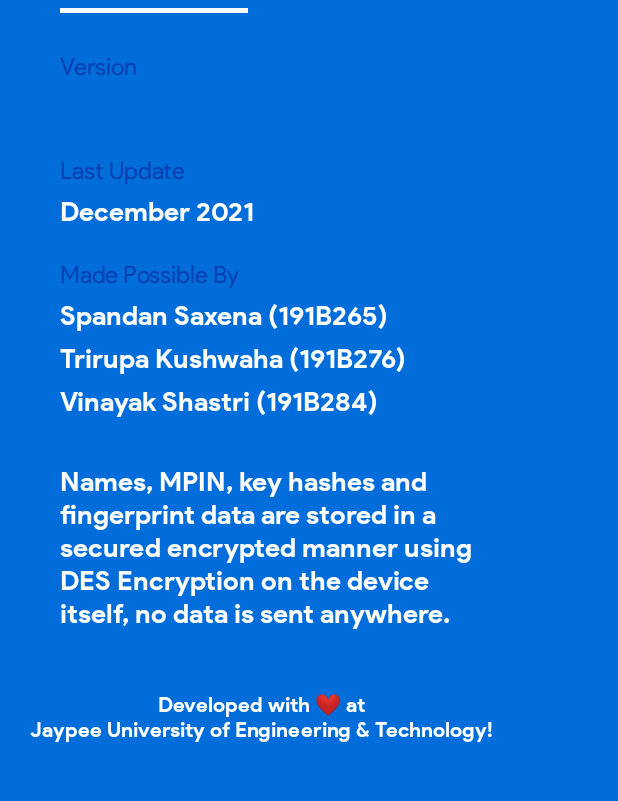
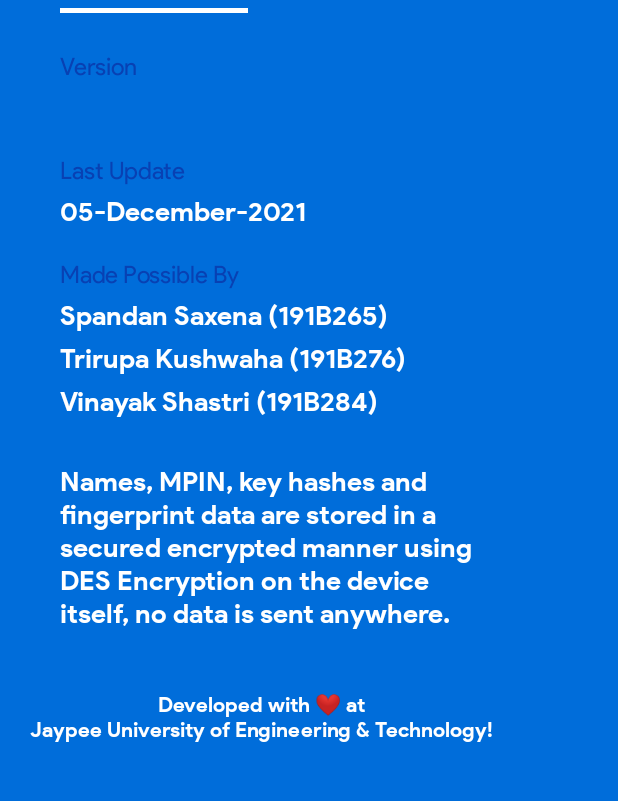
Before and after one commit to the-rebooted-coder/Vault-y, an Android app: the About screen opened directly, with no data from a screen before it, on a phone screen of 412 x 824 dp, the part 155-956 px from its top. Run offline under Robolectric (Android 15) with nearby library versions, the phone set to English and light mode, and no system bars.

Commit message:
Created add notes option

```diff
--- a/app/build.gradle
+++ b/app/build.gradle
@@ -10,7 +10,7 @@ android {
         minSdk 24
         targetSdk 31
         versionCode 1
-        versionName "OSS-Lab-V1"
+        versionName "OSS-Lab-V1-Release"
 
         testInstrumentationRunner "androidx.test.runner.AndroidJUnitRunner"
     }
--- a/app/src/main/java/com/onesilicondiode/vault_y/About.java
+++ b/app/src/main/java/com/onesilicondiode/vault_y/About.java
@@ -12,10 +12,16 @@ import android.os.VibrationEffect;
 import android.os.Vibrator;
 import android.widget.TextView;
 
+import java.text.DateFormat;
+import java.text.SimpleDateFormat;
+import java.util.Calendar;
+import java.util.Date;
+import java.util.Locale;
+
 public class About extends AppCompatActivity {
     PackageManager manager;
     PackageInfo info;
-    TextView versionName;
+    TextView versionName,lastUpdate;
 
     @Override
     protected void onCreate(Bundle savedInstanceState) {
@@ -27,6 +33,11 @@ public class About extends AppCompatActivity {
     private void getInfo() {
         manager = this.getPackageManager();
         try {
+            Date c = Calendar.getInstance().getTime();
+            SimpleDateFormat df = new SimpleDateFormat("dd-MMMM-yyyy", Locale.getDefault());
+            String formattedDate = df.format(c);
+            lastUpdate = findViewById(R.id.lastUpdate);
+            lastUpdate.setText(formattedDate);
             info = manager.getPackageInfo(this.getPackageName(), PackageManager.GET_ACTIVITIES);
             versionName = findViewById(R.id.versionName);
             versionName.setText(info.versionName);
--- a/app/src/main/java/com/onesilicondiode/vault_y/MainActivity.java
+++ b/app/src/main/java/com/onesilicondiode/vault_y/MainActivity.java
@@ -115,7 +115,12 @@ public class MainActivity extends AppCompatActivity {
                 startActivity(toAbout);
                 overridePendingTransition(R.anim.fadein,R.anim.fadeout);
                 return true;
+           case R.id.addToVault:
+               haptics();
+               Toast.makeText(this,"Adding soon",Toast.LENGTH_SHORT).show();
+               return true;
             case R.id.theme:
+                haptics();
                 int nightModeFlags =
                         this.getResources().getConfiguration().uiMode &
                                 Configuration.UI_MODE_NIGHT_MASK;
--- /dev/null
+++ b/app/src/main/res/drawable/ic_baseline_create_24.xml
@@ -0,0 +1,5 @@
+<vector android:height="24dp" android:tint="#FFFFFF"
+    android:viewportHeight="24" android:viewportWidth="24"
+    android:width="24dp" xmlns:android="http://schemas.android.com/apk/res/android">
+    <path android:fillColor="@android:color/white" android:pathData="M3,17.25V21h3.75L17.81,9.94l-3.75,-3.75L3,17.25zM20.71,7.04c0.39,-0.39 0.39,-1.02 0,-1.41l-2.34,-2.34c-0.39,-0.39 -1.02,-0.39 -1.41,0l-1.83,1.83 3.75,3.75 1.83,-1.83z"/>
+</vector>
--- a/app/src/main/res/menu/main.xml
+++ b/app/src/main/res/menu/main.xml
@@ -1,6 +1,11 @@
 <?xml version="1.0" encoding="utf-8"?>
 <menu xmlns:app="http://schemas.android.com/apk/res-auto"
     xmlns:android="http://schemas.android.com/apk/res/android">
+    <item
+        android:id="@+id/addToVault"
+        android:icon="@drawable/ic_baseline_create_24"
+        android:title="@string/more_security_options"
+        app:showAsAction="always" />
     <item
         android:id="@+id/moreEncryptions"
         android:icon="@drawable/ic_baseline_security"
```
